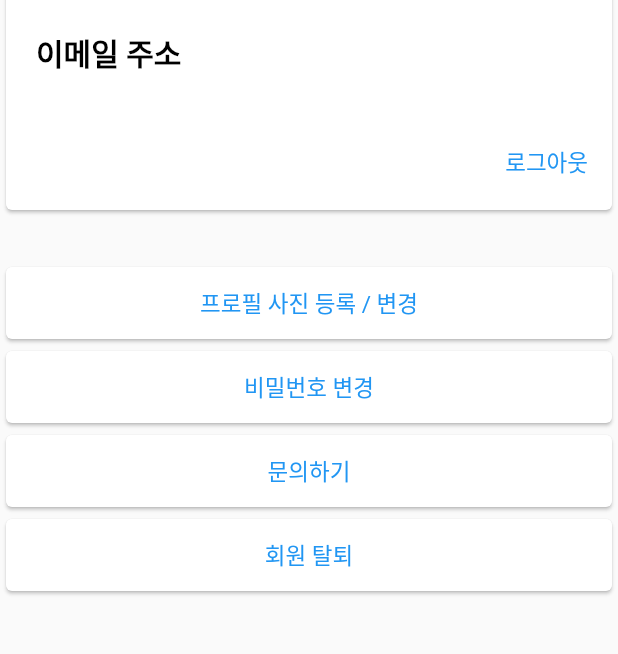
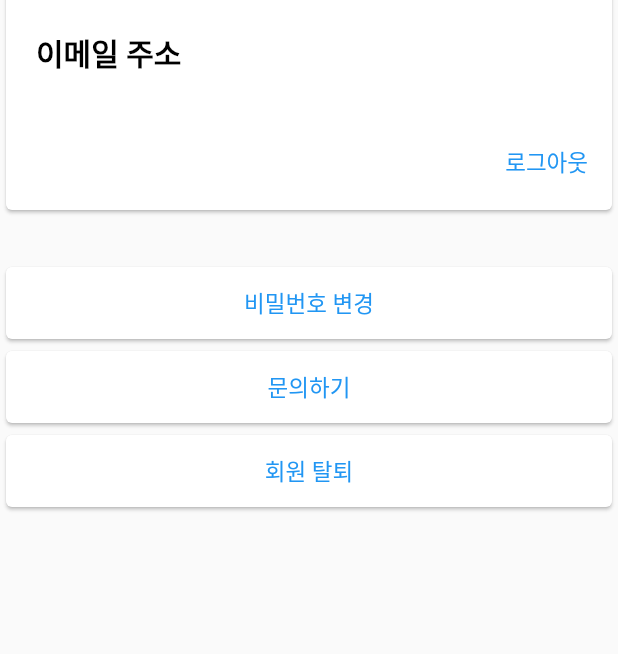
Before and after one commit to jaehoonx2/everybody_cheese, a Flutter app: the SettingPage screen opened directly, on a phone screen of 412 x 824 dp, the part 386-1040 px from its top. Run offline on Flutter 3.47's test engine with Material 2 defaults, Android fonts, the phone set to English and light mode, and no system bars; our stand-ins replace carousel_slider, cloud_firestore, device_info, firebase_auth, firebase_storage, flutter_signin_button and 4 more; missing offline and left inert: flutter_google_places, flutter_mailer, google_maps_webservice; accounts and stored records are empty; Roboto replaces fonts that are missing (HangeulNuri).

Commit message:
profile add/change deleted

```diff
--- a/lib/setting.dart
+++ b/lib/setting.dart
@@ -167,28 +167,28 @@ class _SettingPageState extends State<SettingPage> {
                 ),
               ),
               SizedBox(height: 30.0),
-              GestureDetector(
-                child: Card(
-                  child: Row(
-                    mainAxisAlignment: MainAxisAlignment.center,
-                    children: <Widget>[
-                      FlatButton(
-                        child: Text(
-                          '프로필 사진 등록 / 변경',
-                          style: TextStyle(
-                            fontFamily: 'HangeulNuri',
-                            fontSize: 15.0,
-                            fontWeight: FontWeight.w400,
-                            color: theme.primaryColor,
-                          ),
-                        ),
-                        onPressed: null,
-                      ),
-                    ],
-                  ),
-                ),
-                onTap: null,
-              ),
+//              GestureDetector(
+//                child: Card(
+//                  child: Row(
+//                    mainAxisAlignment: MainAxisAlignment.center,
+//                    children: <Widget>[
+//                      FlatButton(
+//                        child: Text(
+//                          '프로필 사진 등록 / 변경',
+//                          style: TextStyle(
+//                            fontFamily: 'HangeulNuri',
+//                            fontSize: 15.0,
+//                            fontWeight: FontWeight.w400,
+//                            color: theme.primaryColor,
+//                          ),
+//                        ),
+//                        onPressed: null,
+//                      ),
+//                    ],
+//                  ),
+//                ),
+//                onTap: null,
+//              ),
               GestureDetector(
                 child: Card(
                   child: Row(
```
